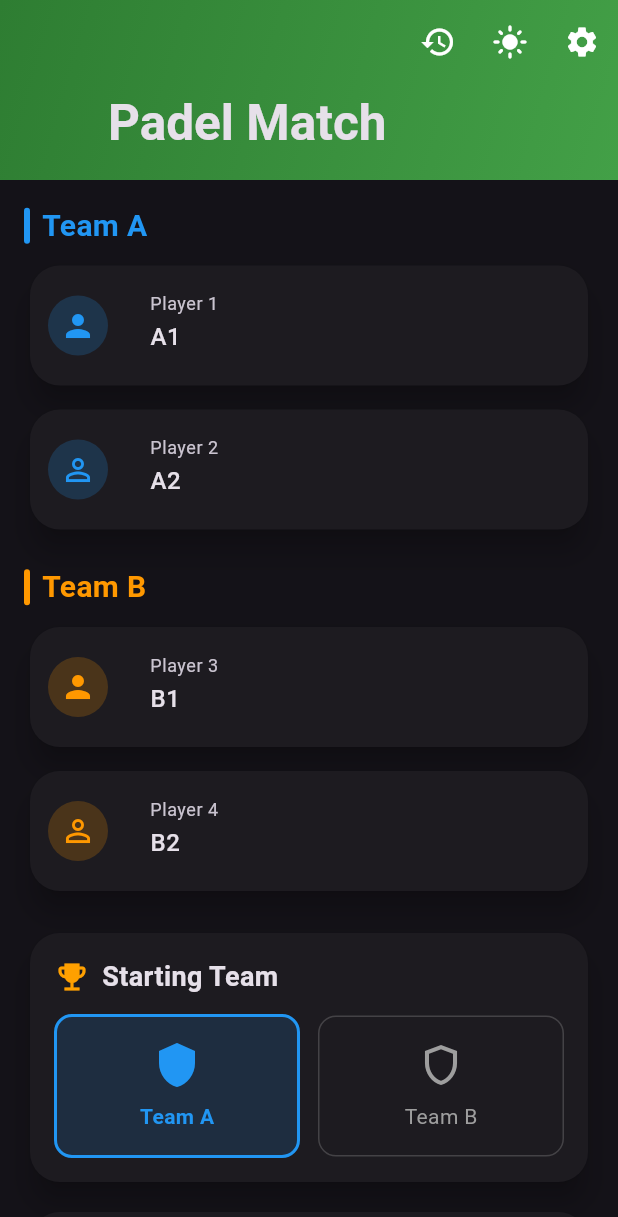
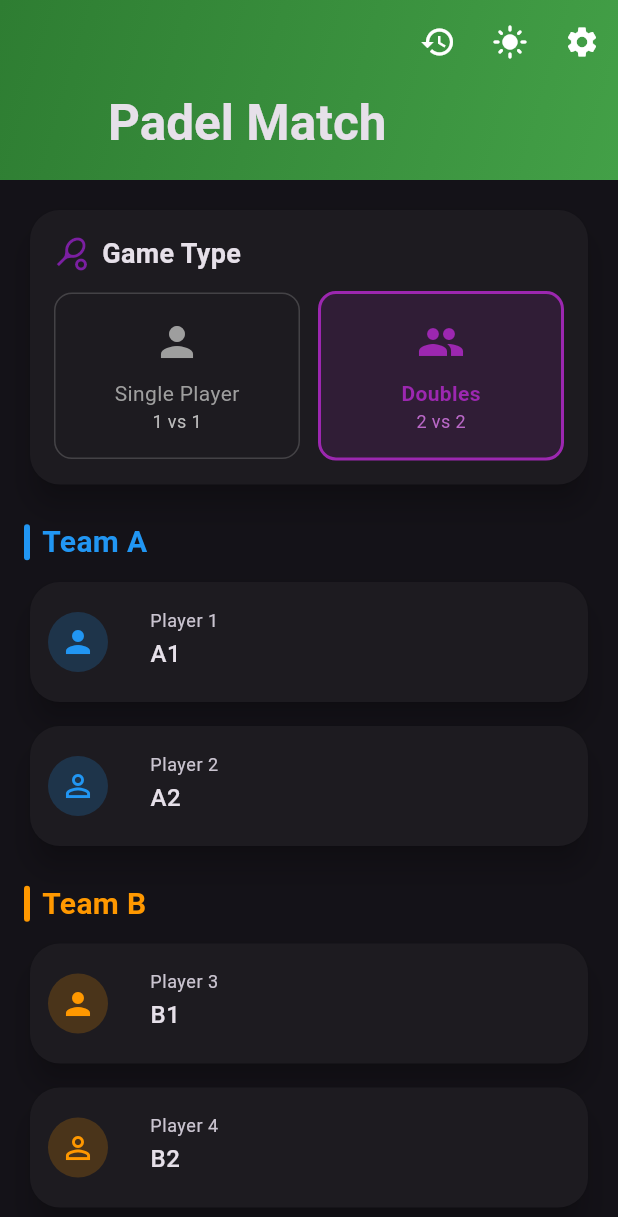
Before and after one commit to 3bdallaaa/Padel-referee-mobile-app, a Flutter app: the screen it shows after launch, on a phone screen of 412 x 824 dp. Shown: the top 1217 px of the screen. Run offline on Flutter 3.47's test engine with Material 3 defaults, Android fonts, the phone set to English and light mode, and no system bars; our stand-ins replace audioplayers, flutter_tts, shared_preferences.

Commit message:
added single player mode

```diff
--- a/lib/main.dart
+++ b/lib/main.dart
@@ -208,6 +208,7 @@ class _PlayerSetupScreenState extends State<PlayerSetupScreen> {
 
   Team startingTeam = Team.A;
   bool firstPlayerServer = true;
+  bool singlePlayerMode = false;
 
   int get startingServerIndex {
     return startingTeam == Team.A
@@ -367,10 +368,16 @@ class _PlayerSetupScreenState extends State<PlayerSetupScreen> {
                 ),
                 const SizedBox(width: 12),
                 Expanded(
+                  child: Opacity(
+                    opacity: singlePlayerMode ? 0.3 : 1.0,
+                    child: IgnorePointer(
+                      ignoring: singlePlayerMode,
                       child: _buildServerChoice(
                         label: "Player 2",
                         isSelected: !firstPlayerServer,
                         onTap: () => setState(() => firstPlayerServer = false),
+                      ),
+                    ),
                   ),
                 ),
               ],
@@ -424,6 +431,105 @@ class _PlayerSetupScreenState extends State<PlayerSetupScreen> {
     );
   }
 
+  Widget _buildGameTypeSelector() {
+    return Card(
+      child: Padding(
+        padding: const EdgeInsets.all(16),
+        child: Column(
+          crossAxisAlignment: CrossAxisAlignment.start,
+          children: [
+            Row(
+              children: [
+                Icon(Icons.sports_tennis, color: Colors.purple[700]),
+                const SizedBox(width: 8),
+                const Text(
+                  "Game Type",
+                  style: TextStyle(fontSize: 18, fontWeight: FontWeight.bold),
+                ),
+              ],
+            ),
+            const SizedBox(height: 12),
+            Row(
+              children: [
+                Expanded(
+                  child: _buildGameTypeChoice(
+                    label: "Single Player",
+                    subLabel: "1 vs 1",
+                    isSelected: singlePlayerMode,
+                    onTap: () => setState(() => singlePlayerMode = true),
+                    isSinglePlayer: true,
+                  ),
+                ),
+                const SizedBox(width: 12),
+                Expanded(
+                  child: _buildGameTypeChoice(
+                    label: "Doubles",
+                    subLabel: "2 vs 2",
+                    isSelected: !singlePlayerMode,
+                    onTap: () => setState(() => singlePlayerMode = false),
+                    isSinglePlayer: false,
+                  ),
+                ),
+              ],
+            ),
+          ],
+        ),
+      ),
+    );
+  }
+
+  Widget _buildGameTypeChoice({
+    required String label,
+    required String subLabel,
+    required bool isSelected,
+    required VoidCallback onTap,
+    required bool isSinglePlayer,
+  }) {
+    return GestureDetector(
+      onTap: onTap,
+      child: AnimatedContainer(
+        duration: const Duration(milliseconds: 200),
+        padding: const EdgeInsets.symmetric(vertical: 16),
+        decoration: BoxDecoration(
+          color: isSelected
+              ? Colors.purple.withValues(alpha: 0.15)
+              : Colors.transparent,
+          border: Border.all(
+            color: isSelected
+                ? Colors.purple
+                : Colors.grey.withValues(alpha: 0.3),
+            width: isSelected ? 2 : 1,
+          ),
+          borderRadius: BorderRadius.circular(12),
+        ),
+        child: Column(
+          children: [
+            Icon(
+              isSinglePlayer ? Icons.person : Icons.group,
+              color: isSelected ? Colors.purple : Colors.grey,
+              size: 32,
+            ),
+            const SizedBox(height: 8),
+            Text(
+              label,
+              style: TextStyle(
+                color: isSelected ? Colors.purple : Colors.grey,
+                fontWeight: isSelected ? FontWeight.bold : FontWeight.normal,
+              ),
+            ),
+            Text(
+              subLabel,
+              style: TextStyle(
+                fontSize: 12,
+                color: isSelected ? Colors.purple[300] : Colors.grey[400],
+              ),
+            ),
+          ],
+        ),
+      ),
+    );
+  }
+
   @override
   Widget build(BuildContext context) {
     return Scaffold(
@@ -476,16 +582,26 @@ class _PlayerSetupScreenState extends State<PlayerSetupScreen> {
             padding: const EdgeInsets.all(16),
             sliver: SliverList(
               delegate: SliverChildListDelegate([
+                // Game Type Selector
+                _buildGameTypeSelector(),
+                const SizedBox(height: 20),
+
                 // Team A Players
                 _buildSectionHeader("Team A", Colors.blue),
                 const SizedBox(height: 8),
                 _buildPlayerCard(c1, "Player 1", Colors.blue, Icons.person),
                 const SizedBox(height: 8),
-                _buildPlayerCard(
+                Opacity(
+                  opacity: singlePlayerMode ? 0.3 : 1.0,
+                  child: IgnorePointer(
+                    ignoring: singlePlayerMode,
+                    child: _buildPlayerCard(
                       c2,
                       "Player 2",
                       Colors.blue,
                       Icons.person_outline,
+                    ),
+                  ),
                 ),
                 const SizedBox(height: 20),
 
@@ -494,11 +610,17 @@ class _PlayerSetupScreenState extends State<PlayerSetupScreen> {
                 const SizedBox(height: 8),
                 _buildPlayerCard(c3, "Player 3", Colors.orange, Icons.person),
                 const SizedBox(height: 8),
-                _buildPlayerCard(
+                Opacity(
+                  opacity: singlePlayerMode ? 0.3 : 1.0,
+                  child: IgnorePointer(
+                    ignoring: singlePlayerMode,
+                    child: _buildPlayerCard(
                       c4,
                       "Player 4",
                       Colors.orange,
                       Icons.person_outline,
+                    ),
+                  ),
                 ),
                 const SizedBox(height: 20),
 
@@ -534,6 +656,7 @@ class _PlayerSetupScreenState extends State<PlayerSetupScreen> {
                             matchFormat: widget.matchFormat,
                             gamesPerSet: widget.gamesPerSet,
                             tieBreakAt: widget.tieBreakAt,
+                            singlePlayerMode: singlePlayerMode,
                           ),
                         ),
                       );
@@ -621,6 +744,7 @@ class MatchScreen extends StatefulWidget {
   final int matchFormat;
   final int gamesPerSet;
   final int tieBreakAt;
+  final bool singlePlayerMode;
 
   const MatchScreen({
     super.key,
@@ -634,6 +758,7 @@ class MatchScreen extends StatefulWidget {
     this.matchFormat = 3,
     this.gamesPerSet = 6,
     this.tieBreakAt = 6,
+    this.singlePlayerMode = false,
   });
 
   @override
@@ -836,6 +961,12 @@ class _MatchScreenState extends State<MatchScreen> {
   }
 
   void nextServer() {
+    // In single player mode: alternate between player 0 and player 2 only
+    if (widget.singlePlayerMode) {
+      serverIndex = (serverIndex == 0) ? 2 : 0;
+      return;
+    }
+
     currentGameIndex++;
 
     if (currentGameIndex == 1 && serveOrder.length == 1) {
```
Lines whose indentation alone changed are shown as unchanged.
